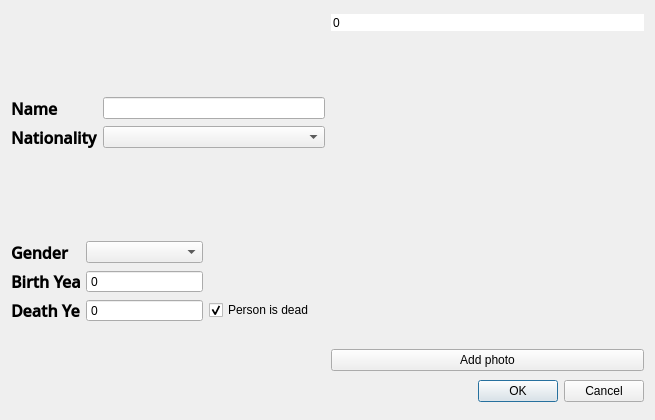
The window that personDialog.ui (annakrih/T113VLN1-3) describes before a commit, drawn with Qt 5.
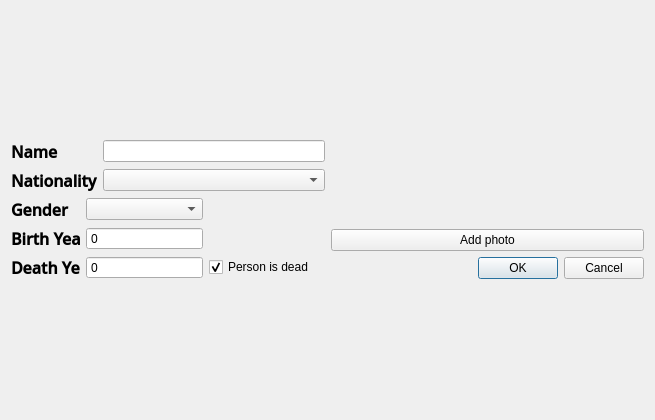
The same window after the commit.

What changed in the file:
```diff
--- a/personDialog.ui
+++ b/personDialog.ui
@@ -28,8 +28,8 @@
   <property name="styleSheet">
    <string notr="true"/>
   </property>
-  <layout class="QHBoxLayout" name="horizontalLayout_2">
-   <item>
+  <layout class="QGridLayout" name="gridLayout_3">
+   <item row="0" column="0">
     <layout class="QVBoxLayout" name="verticalLayout">
      <item>
       <layout class="QGridLayout" name="gridLayout_2">
@@ -227,13 +227,19 @@
      </item>
     </layout>
    </item>
-   <item>
+   <item row="0" column="1">
     <layout class="QVBoxLayout" name="verticalLayout_3">
      <item>
       <widget class="QSpinBox" name="hiddenId">
        <property name="enabled">
         <bool>true</bool>
        </property>
+       <property name="maximumSize">
+        <size>
+         <width>0</width>
+         <height>0</height>
+        </size>
+       </property>
        <property name="font">
         <font>
          <kerning>true</kerning>
```
Left out of the diff: 50 changed lines with no effect on the pictures.
